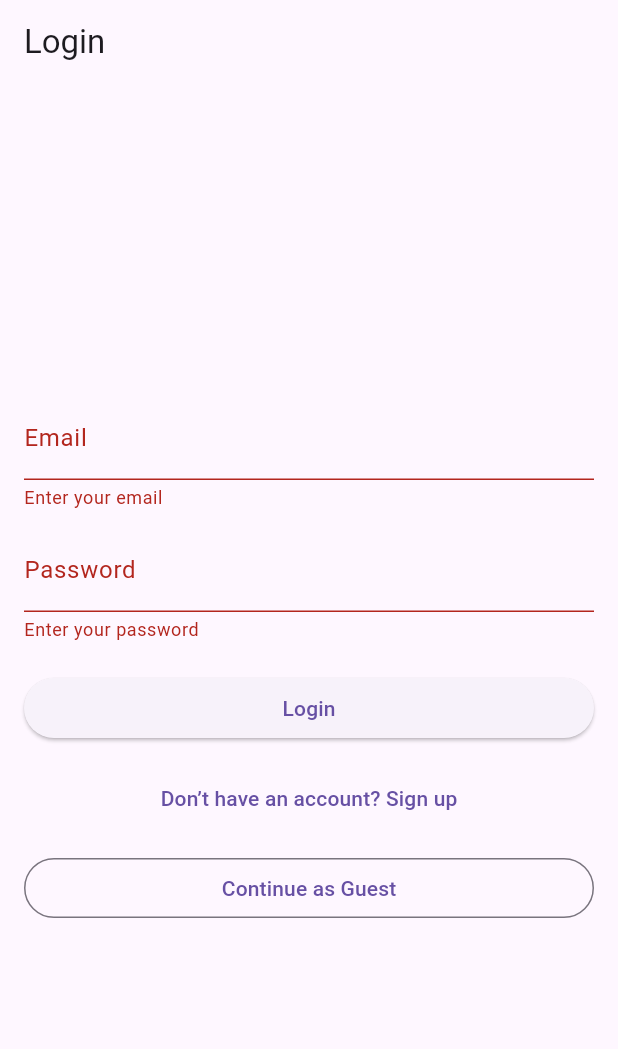
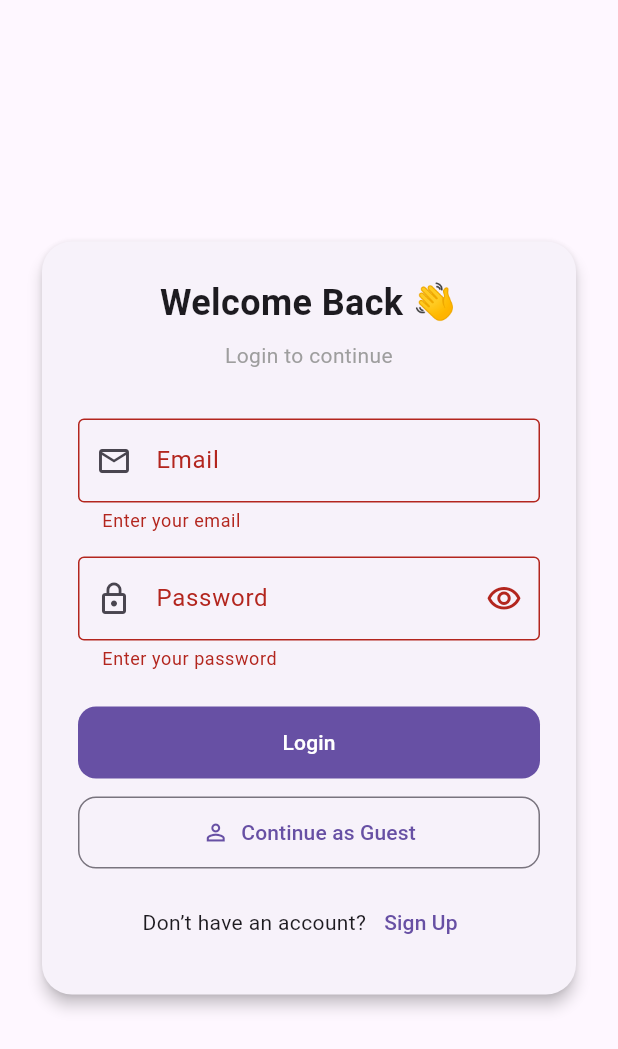
Before and after one commit to chastxyper/growday, a Flutter app: the screen it shows after launch, after a tap on "Login", on a phone screen of 412 x 824 dp. Shown: the top 1049 px of the screen. Run offline on Flutter 3.47's test engine with Material 3 defaults, Android fonts, the phone set to English and light mode, and no system bars; our stand-ins replace cloud_firestore, firebase_auth, firebase_core; accounts and stored records are empty.

Commit message:
day 19: updated the login UI for improved UX

```diff
--- a/lib/screens/login_page.dart
+++ b/lib/screens/login_page.dart
@@ -15,6 +15,7 @@ class _LoginPageState extends State<LoginPage> {
   final _passwordController = TextEditingController();
 
   bool _isLoading = false;
+  bool _isPasswordVisible = false; // <— new state for view password toggle
 
   @override
   void dispose() {
@@ -23,10 +24,49 @@ class _LoginPageState extends State<LoginPage> {
     super.dispose();
   }
 
-  /// Handles user login with email & password.
+  Future<void> _showAlert(
+    String title,
+    String message, {
+    bool isSuccess = false,
+  }) async {
+    await showDialog(
+      context: context,
+      builder: (context) => AlertDialog(
+        shape: RoundedRectangleBorder(borderRadius: BorderRadius.circular(20)),
+        title: Row(
+          children: [
+            Icon(
+              isSuccess ? Icons.check_circle_outline : Icons.error_outline,
+              color: isSuccess ? Colors.green : Colors.red,
+            ),
+            const SizedBox(width: 8),
+            Text(title),
+          ],
+        ),
+        content: Text(message),
+        actions: [
+          TextButton(
+            onPressed: () => Navigator.pop(context),
+            child: const Text("OK"),
+          ),
+        ],
+      ),
+    );
+
+    if (isSuccess && mounted) {
+      ScaffoldMessenger.of(context).showSnackBar(
+        const SnackBar(
+          content: Text("✅ Logged in successfully!"),
+          backgroundColor: Colors.green,
+          behavior: SnackBarBehavior.floating,
+          duration: Duration(seconds: 3),
+        ),
+      );
+    }
+  }
+
   Future<void> _login() async {
     if (!_formKey.currentState!.validate()) return;
-
     final email = _emailController.text.trim();
     final password = _passwordController.text.trim();
 
@@ -38,116 +78,163 @@ class _LoginPageState extends State<LoginPage> {
         password: password,
       );
 
-      if (!mounted) return;
-      ScaffoldMessenger.of(
-        context,
-      ).showSnackBar(const SnackBar(content: Text('Login successful')));
+      await _showAlert(
+        "Login Successful",
+        "Welcome back, $email!",
+        isSuccess: true,
+      );
+      // You can navigate to another screen after login here if needed
     } on FirebaseAuthException catch (e) {
-      if (!mounted) return;
-      ScaffoldMessenger.of(
-        context,
-      ).showSnackBar(SnackBar(content: Text('Login error: ${e.code}')));
-    } catch (_) {
-      if (!mounted) return;
-      ScaffoldMessenger.of(
-        context,
-      ).showSnackBar(const SnackBar(content: Text('Login failed')));
+      await _showAlert("Login Failed", e.message ?? "Invalid credentials");
     } finally {
       if (mounted) setState(() => _isLoading = false);
     }
   }
 
-  /// Handles anonymous login (guest mode).
   Future<void> _loginAsGuest() async {
     try {
       setState(() => _isLoading = true);
       await FirebaseAuth.instance.signInAnonymously();
-
-      if (!mounted) return;
-      ScaffoldMessenger.of(
-        context,
-      ).showSnackBar(const SnackBar(content: Text('Guest login successful')));
+      await _showAlert(
+        "Guest Login",
+        "You are now signed in as a guest.",
+        isSuccess: true,
+      );
     } on FirebaseAuthException catch (e) {
-      if (!mounted) return;
-      ScaffoldMessenger.of(
-        context,
-      ).showSnackBar(SnackBar(content: Text('Guest login error: ${e.code}')));
-    } catch (_) {
-      if (!mounted) return;
-      ScaffoldMessenger.of(
-        context,
-      ).showSnackBar(const SnackBar(content: Text('Guest login failed')));
+      await _showAlert("Guest Login Failed", e.message ?? "Try again later");
     } finally {
       if (mounted) setState(() => _isLoading = false);
     }
   }
 
-  /// Builds the login page UI
   @override
   Widget build(BuildContext context) {
     return Scaffold(
-      appBar: AppBar(title: const Text("Login")),
+      backgroundColor: Theme.of(context).colorScheme.surface,
       body: Center(
         child: SingleChildScrollView(
-          padding: const EdgeInsets.all(16.0),
+          padding: const EdgeInsets.all(24),
           child: ConstrainedBox(
-            constraints: const BoxConstraints(maxWidth: 400), // card width
+            constraints: const BoxConstraints(maxWidth: 400),
+            child: Card(
+              elevation: 4,
+              shape: RoundedRectangleBorder(
+                borderRadius: BorderRadius.circular(20),
+              ),
+              child: Padding(
+                padding: const EdgeInsets.all(24),
                 child: Form(
                   key: _formKey,
                   child: Column(
-                mainAxisAlignment: MainAxisAlignment.center, // vertical center
-                crossAxisAlignment: CrossAxisAlignment.stretch, // full width
                     mainAxisSize: MainAxisSize.min,
+                    crossAxisAlignment: CrossAxisAlignment.stretch,
                     children: [
-                  // Email field
+                      const Text(
+                        "Welcome Back 👋",
+                        textAlign: TextAlign.center,
+                        style: TextStyle(
+                          fontSize: 24,
+                          fontWeight: FontWeight.bold,
+                        ),
+                      ),
+                      const SizedBox(height: 8),
+                      const Text(
+                        "Login to continue",
+                        textAlign: TextAlign.center,
+                        style: TextStyle(color: Colors.grey),
+                      ),
+                      const SizedBox(height: 32),
+
+                      // Email Field
                       TextFormField(
                         controller: _emailController,
-                    decoration: const InputDecoration(labelText: "Email"),
-                    validator: (val) =>
-                        val == null || val.isEmpty ? "Enter your email" : null,
+                        decoration: const InputDecoration(
+                          labelText: "Email",
+                          prefixIcon: Icon(Icons.email_outlined),
+                          border: OutlineInputBorder(),
                         ),
-                  const SizedBox(height: 12),
+                        validator: (val) => val == null || val.isEmpty
+                            ? "Enter your email"
+                            : null,
+                      ),
+                      const SizedBox(height: 16),
 
-                  // Password field
+                      // Password Field with toggle
                       TextFormField(
                         controller: _passwordController,
-                    decoration: const InputDecoration(labelText: "Password"),
-                    obscureText: true,
+                        obscureText: !_isPasswordVisible,
+                        decoration: InputDecoration(
+                          labelText: "Password",
+                          prefixIcon: const Icon(Icons.lock_outline),
+                          border: const OutlineInputBorder(),
+                          suffixIcon: IconButton(
+                            icon: Icon(
+                              _isPasswordVisible
+                                  ? Icons.visibility_off_outlined
+                                  : Icons.visibility_outlined,
+                            ),
+                            onPressed: () {
+                              setState(() {
+                                _isPasswordVisible = !_isPasswordVisible;
+                              });
+                            },
+                          ),
+                        ),
                         validator: (val) => val == null || val.isEmpty
                             ? "Enter your password"
                             : null,
                       ),
-                  const SizedBox(height: 20),
+                      const SizedBox(height: 24),
 
-                  // Login button
                       _isLoading
                           ? const Center(child: CircularProgressIndicator())
-                      : ElevatedButton(
+                          : FilledButton(
                               onPressed: _login,
+                              style: FilledButton.styleFrom(
+                                padding: const EdgeInsets.symmetric(
+                                  vertical: 14,
+                                ),
+                                shape: RoundedRectangleBorder(
+                                  borderRadius: BorderRadius.circular(12),
+                                ),
+                              ),
                               child: const Text("Login"),
                             ),
                       const SizedBox(height: 12),
 
-                  // Navigate to signup
-                  Center(
-                    child: TextButton(
-                      onPressed: () {
-                        Navigator.push(
-                          context,
-                          MaterialPageRoute(builder: (_) => const SignupPage()),
-                        );
-                      },
-                      child: const Text("Don’t have an account? Sign up"),
+                      OutlinedButton.icon(
+                        onPressed: _loginAsGuest,
+                        icon: const Icon(Icons.person_outline),
+                        label: const Text("Continue as Guest"),
+                        style: OutlinedButton.styleFrom(
+                          padding: const EdgeInsets.symmetric(vertical: 14),
+                          shape: RoundedRectangleBorder(
+                            borderRadius: BorderRadius.circular(12),
+                          ),
                         ),
                       ),
                       const SizedBox(height: 12),
 
-                  // Guest login button
-                  OutlinedButton(
-                    onPressed: _loginAsGuest,
-                    child: const Text("Continue as Guest"),
+                      Row(
+                        mainAxisAlignment: MainAxisAlignment.center,
+                        children: [
+                          const Text("Don’t have an account?"),
+                          TextButton(
+                            onPressed: () {
+                              Navigator.push(
+                                context,
+                                MaterialPageRoute(
+                                  builder: (_) => const SignupPage(),
+                                ),
+                              );
+                            },
+                            child: const Text("Sign Up"),
                           ),
                         ],
+                      ),
+                    ],
+                  ),
+                ),
               ),
             ),
           ),
```
Lines whose indentation alone changed are shown as unchanged.
